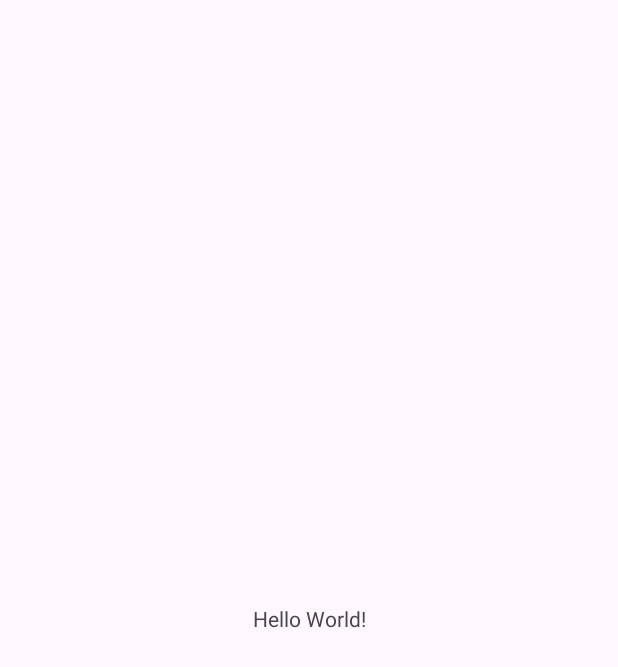
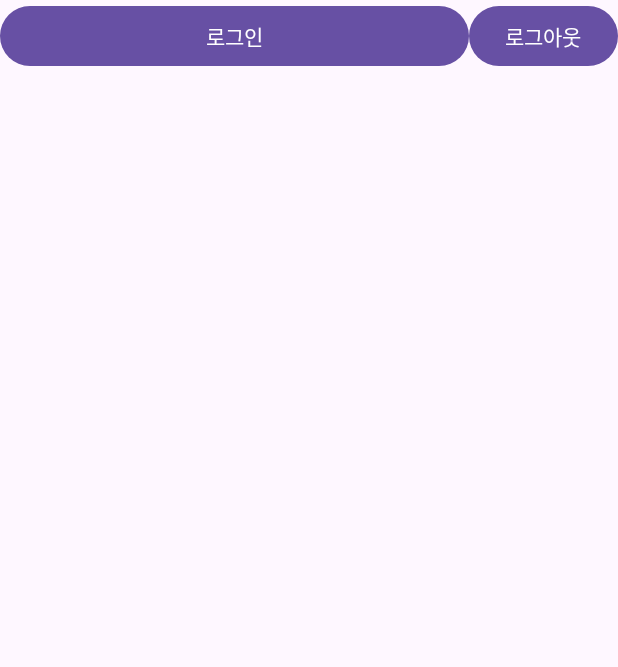
Before and after one commit to leehokwon/Loving_test2, an Android app: the screen it shows after launch (MainActivity before the commit, LoginActivity after it), on a phone screen of 412 x 824 dp. Before the commit the part shown is almost empty. Shown: the top 667 px of the screen. Run offline under Robolectric (Android 15) with nearby library versions, the phone set to English and light mode, and no system bars.

Commit message:
commit message add

```diff
--- /dev/null
+++ b/app/src/main/java/com/example/loving_test/LoginActivity.java
@@ -0,0 +1,47 @@
+package com.example.loving_test;
+
+import androidx.appcompat.app.AppCompatActivity;
+
+import android.content.Intent;
+import android.os.Bundle;
+import android.view.View;
+import android.widget.Button;
+
+public class LoginActivity extends AppCompatActivity {
+
+    private Button loginBtn;
+
+    @Override
+    protected void onCreate(Bundle savedInstanceState) {
+        super.onCreate(savedInstanceState);
+        setContentView(R.layout.activity_login);
+
+        loginBtn = (Button) findViewById(R.id.login_btn);
+        loginBtn.setOnClickListener(new View.OnClickListener() {
+            public void onClick(View v) {
+                Intent intent = new Intent(LoginActivity.this , MainActivity.class);
+                startActivity(intent);
+//
+            }
+        });
+        hideSignInButton();
+
+
+    }
+    private void hideSignInButton() {
+        Intent intent = getIntent();
+        int data = intent.getIntExtra("login", 0);
+        if (data == 1) {
+            loginBtn.setVisibility(View.GONE);
+        }
+        else {
+            loginBtn.setVisibility(View.VISIBLE);
+        }
+    }
+
+//    public void signOut() {
+//        // [START auth_sign_out]
+//        FirebaseAuth.getInstance().signOut();
+//        // [END auth_sign_out]
+//    }
+}
--- /dev/null
+++ b/app/src/main/res/layout/activity_login.xml
@@ -0,0 +1,24 @@
+<?xml version="1.0" encoding="utf-8"?>
+<LinearLayout xmlns:android="http://schemas.android.com/apk/res/android"
+    xmlns:app="http://schemas.android.com/apk/res-auto"
+    xmlns:tools="http://schemas.android.com/tools"
+    android:layout_width="match_parent"
+    android:layout_height="match_parent"
+    tools:context=".LoginActivity">
+
+
+    <Button
+        android:id="@+id/login_btn"
+        android:layout_width="wrap_content"
+        android:layout_height="wrap_content"
+        android:layout_weight="1"
+        android:text="로그인" />
+
+    <Button
+        android:id="@+id/logout_btn"
+        android:layout_width="wrap_content"
+        android:layout_height="wrap_content"
+        android:text="로그아웃" />
+
+
+</LinearLayout>
--- a/app/src/main/res/layout/activity_main.xml
+++ b/app/src/main/res/layout/activity_main.xml
@@ -1,18 +1,23 @@
 <?xml version="1.0" encoding="utf-8"?>
-<androidx.constraintlayout.widget.ConstraintLayout xmlns:android="http://schemas.android.com/apk/res/android"
+<LinearLayout xmlns:android="http://schemas.android.com/apk/res/android"
     xmlns:app="http://schemas.android.com/apk/res-auto"
     xmlns:tools="http://schemas.android.com/tools"
     android:layout_width="match_parent"
     android:layout_height="match_parent"
+    android:gravity="center"
     tools:context=".MainActivity">
 
-    <TextView
-        android:layout_width="wrap_content"
+    <com.google.android.gms.common.SignInButton
+        android:id="@+id/google_login"
+        android:layout_width="320dp"
         android:layout_height="wrap_content"
-        android:text="Hello World!"
-        app:layout_constraintBottom_toBottomOf="parent"
-        app:layout_constraintEnd_toEndOf="parent"
-        app:layout_constraintStart_toStartOf="parent"
-        app:layout_constraintTop_toTopOf="parent" />
+        android:layout_gravity="center" />
 
-</androidx.constraintlayout.widget.ConstraintLayout>
+<!--    <com.nhn.android.naverlogin.ui.view.OAuthLoginButton-->
+<!--        android:id="@+id/naver_login_button"-->
+<!--        android:layout_width="match_parent"-->
+<!--        android:layout_height="wrap_content"-->
+<!--        android:text="Naver Login"/>-->
+
+
+</LinearLayout>
--- a/app/src/main/res/values/strings.xml
+++ b/app/src/main/res/values/strings.xml
@@ -1,3 +1,5 @@
 <resources>
     <string name="app_name">Loving_test</string>
+    <string name="default_web_client_id" />
+    <string name="status_login">이미 로그인 되어있습니다.</string>
 </resources>
--- a/build.gradle.kts
+++ b/build.gradle.kts
@@ -1,4 +1,10 @@
+buildscript {
+    dependencies {
+        classpath("com.google.gms:google-services:4.4.0")
+    }
+}
 // Top-level build file where you can add configuration options common to all sub-projects/modules.
 plugins {
     id("com.android.application") version "8.1.2" apply false
+    id("com.google.gms.google-services") version "4.4.0" apply false
 }
```
Also changed, not shown: app/build.gradle.kts (+26 -2 lines), app/src/main/AndroidManifest.xml (+14 -0 lines), app/src/main/java/com/example/loving_test/HomeActivity.java (added, +14 -0 lines), app/src/main/java/com/example/loving_test/MainActivity.java (+140 -0 lines), app/src/main/java/com/example/loving_test/MemberActivity.java (added, +14 -0 lines), app/src/main/java/com/example/loving_test/Users.java (added, +39 -0 lines), app/src/main/res/drawable/basic_border.xml (added, +22 -0 lines), app/src/main/res/layout/activity_facebook.xml (added, +9 -0 lines), app/src/main/res/layout/activity_member.xml (added, +9 -0 lines), app/src/main/res/layout/activity_user_ui.xml (added, +9 -0 lines), 1 other file.
